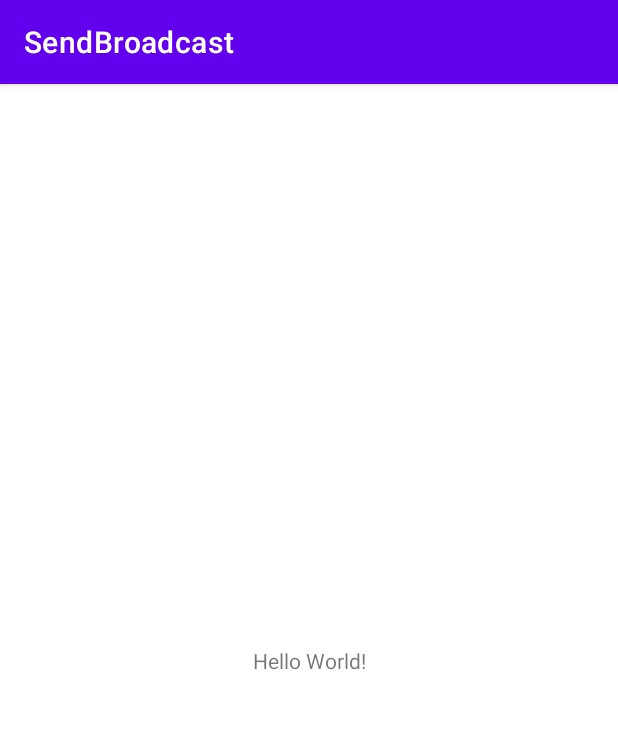
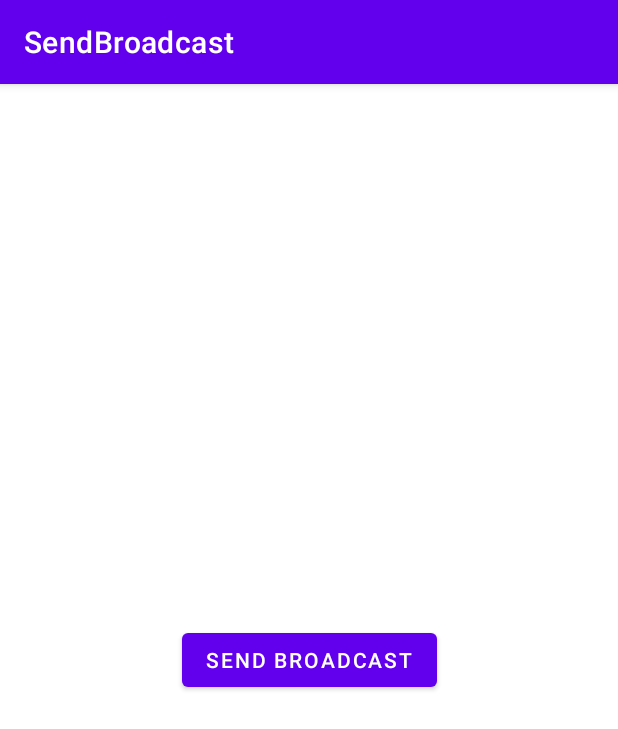
Before and after one commit to alexcarcar/SendBroadcast, an Android app: the screen it shows after launch (MainActivity), on a phone screen of 412 x 824 dp. Shown: the top 729 px of the screen. Run offline under Robolectric (Android 15) with nearby library versions, the phone set to English and light mode, and no system bars.

Commit message:
Created broadcast intent application

```diff
--- a/app/src/main/res/layout/activity_main.xml
+++ b/app/src/main/res/layout/activity_main.xml
@@ -6,10 +6,11 @@
     android:layout_height="match_parent"
     tools:context=".MainActivity">
 
-    <TextView
+    <Button
         android:layout_width="wrap_content"
         android:layout_height="wrap_content"
-        android:text="Hello World!"
+        android:onClick="broadcastIntent"
+        android:text="@string/send_broadcast"
         app:layout_constraintBottom_toBottomOf="parent"
         app:layout_constraintLeft_toLeftOf="parent"
         app:layout_constraintRight_toRightOf="parent"
--- a/app/src/main/res/values/strings.xml
+++ b/app/src/main/res/values/strings.xml
@@ -1,3 +1,4 @@
 <resources>
     <string name="app_name">SendBroadcast</string>
+    <string name="send_broadcast">Send Broadcast</string>
 </resources>
```
Also changed, not shown: app/src/main/java/alex/carcar/sendbroadcast/MainActivity.kt (+10 -1 lines).
